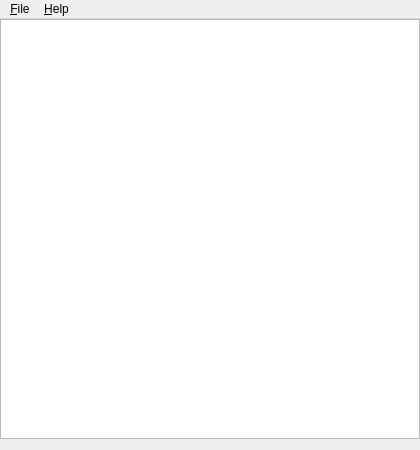
The window that graphic.ui (Javieracost/game_of_life) describes before a commit, drawn with Qt 5.
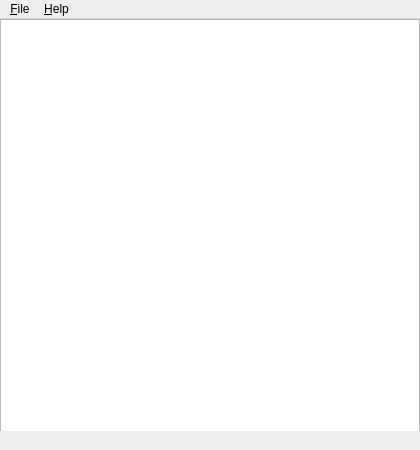
The same window after the commit.

Commit message: Status bar added (not functional yet) fixed cell updating while restarting the grid

Diff of the .ui file:
```diff
--- a/graphic.ui
+++ b/graphic.ui
@@ -70,6 +70,11 @@
    <addaction name="menuFile"/>
    <addaction name="menuHelp"/>
   </widget>
+  <widget class="QStatusBar" name="statusBar">
+   <property name="sizeGripEnabled">
+    <bool>false</bool>
+   </property>
+  </widget>
   <action name="actionRestart">
    <property name="text">
     <string>Restart</string>
```
The commit also changes 2 other files.
